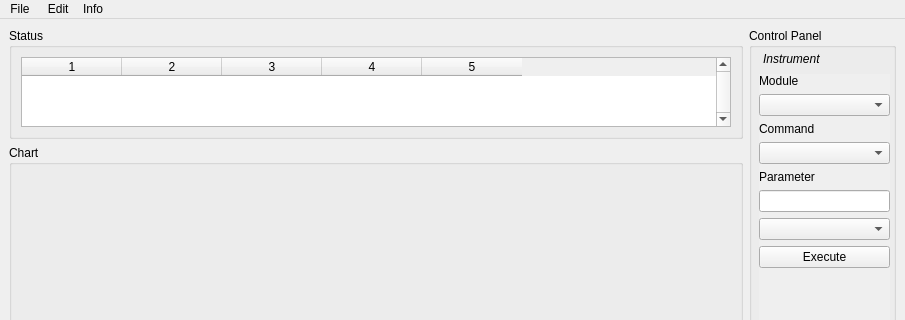
First picture: the form in ui/mainwindow.ui, repository mhorn71/StarbaseMini, before the edit; both pictures show x 0 to 905 and y 0 to 320 of the 905 by 651 pixel window.
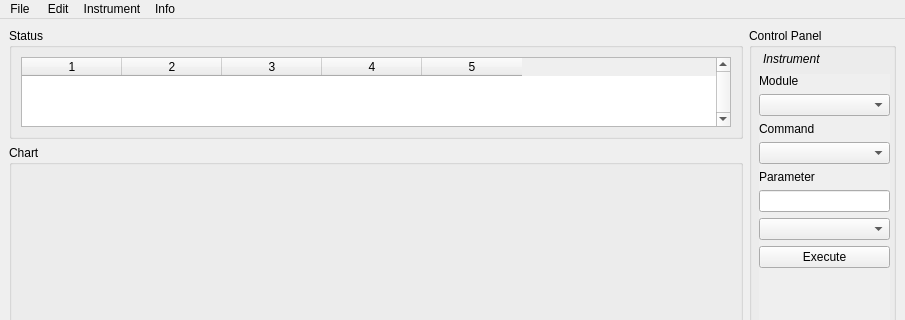
Second picture: the form after the edit.

Commit message: Add instrument menu

What changed in the file:
```diff
--- a/ui/mainwindow.ui
+++ b/ui/mainwindow.ui
@@ -706,8 +706,14 @@
     </property>
     <addaction name="actionInstrument_Attrib"/>
    </widget>
+   <widget class="QMenu" name="menuInstrument">
+    <property name="title">
+     <string>Instrument</string>
+    </property>
+   </widget>
    <addaction name="menuFile"/>
    <addaction name="menuEdit"/>
+   <addaction name="menuInstrument"/>
    <addaction name="menuAbout"/>
   </widget>
   <action name="actionExit">
```
The commit also changes 1 other file.
